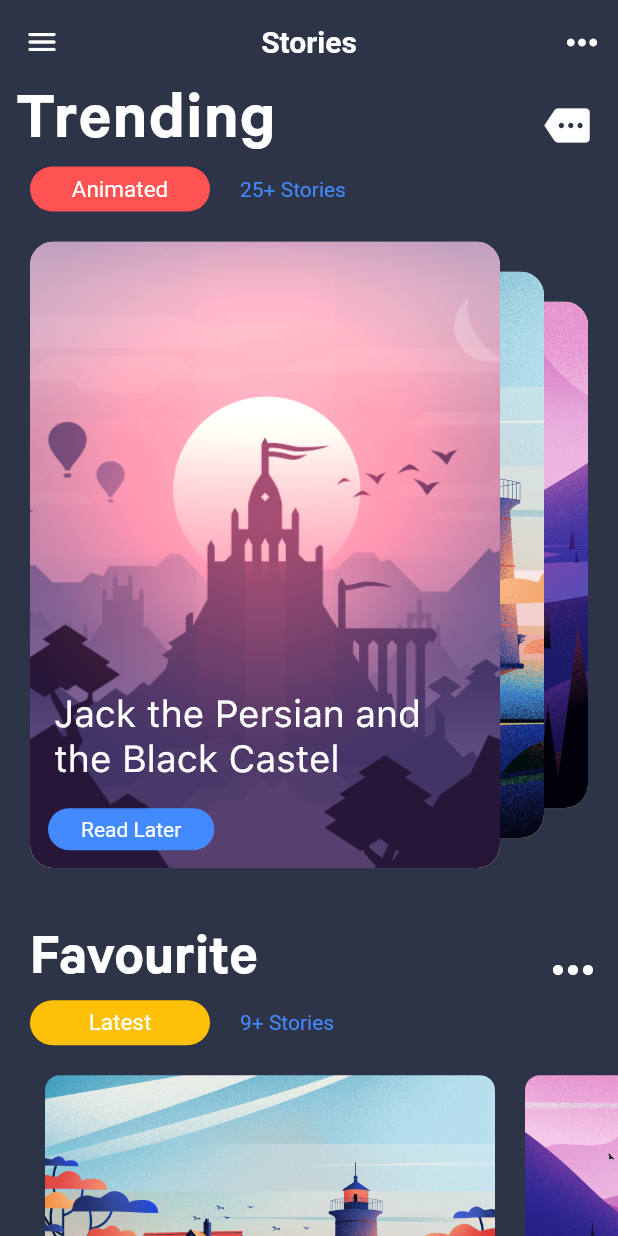
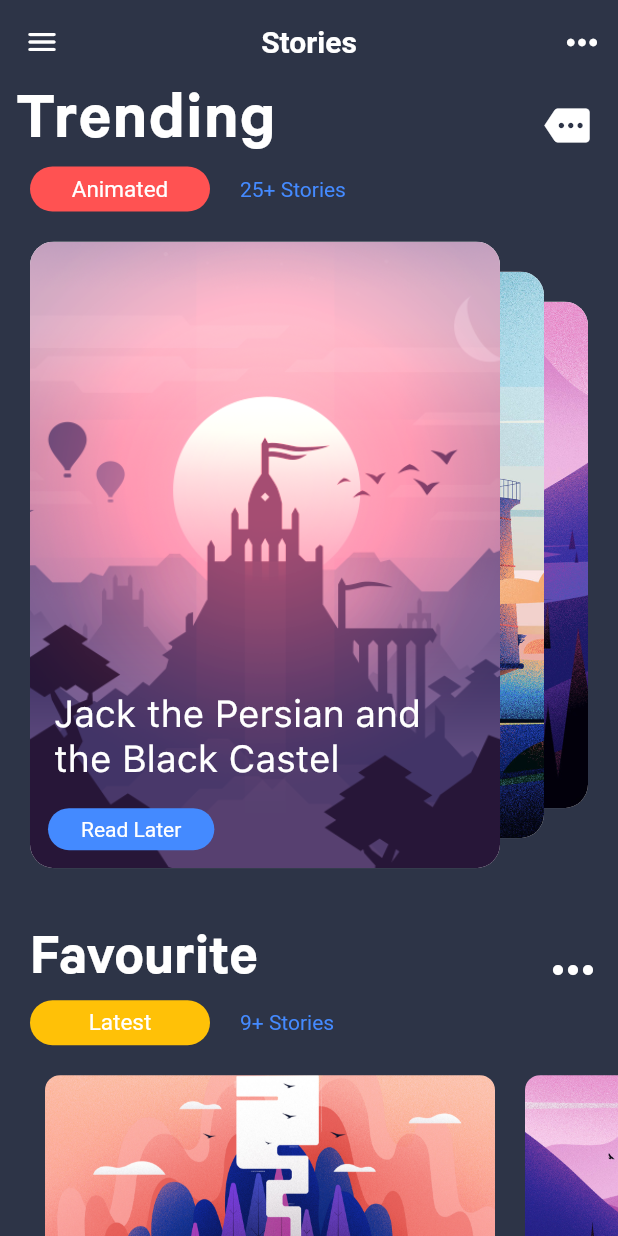
Before and after one commit to John-Rocha/stories_app, a Flutter app: the screen it shows after launch, on a phone screen of 412 x 824 dp. Run offline on Flutter 3.47's test engine with Material 2 defaults, Android fonts, the phone set to English and light mode, and no system bars.

```diff
--- a/lib/detail_screen.dart
+++ b/lib/detail_screen.dart
@@ -1,4 +1,5 @@
 import 'package:flutter/material.dart';
+import 'package:stories_app/story.dart';
 
 class DetailScreen extends StatelessWidget {
   const DetailScreen({Key? key}) : super(key: key);
@@ -7,10 +8,11 @@ class DetailScreen extends StatelessWidget {
 
   @override
   Widget build(BuildContext context) {
+    final args = ModalRoute.of(context)!.settings.arguments as Story;
     return Scaffold(
       backgroundColor: Theme.of(context).colorScheme.primary,
       appBar: AppBar(
-        title: const Text(''),
+        title: Text(args.title),
       ),
       body: Container(),
     );
--- a/lib/home_page.dart
+++ b/lib/home_page.dart
@@ -1,9 +1,10 @@
+// ignore_for_file: library_private_types_in_public_api
+
 import 'dart:math';
 
 import 'package:flutter/material.dart';
+import 'package:stories_app/detail_screen.dart';
 import 'package:stories_app/story_data.dart';
-
-import 'detail_screen.dart';
 
 var cardAspectRatio = 12.0 / 16.0;
 var widgetAspectRatio = cardAspectRatio * 1.2;
@@ -167,8 +168,11 @@ class _HomePageState extends State<HomePage> {
                           fontFamily: "Calibre-Semibold"),
                     ),
                     IconButton(
-                      icon: const Icon(Icons.more_horiz_outlined,
-                          size: 40, color: Colors.white),
+                      icon: const Icon(
+                        Icons.more_horiz_outlined,
+                        size: 40,
+                        color: Colors.white,
+                      ),
                       onPressed: () {},
                     ),
                   ],
@@ -212,26 +216,22 @@ class _HomePageState extends State<HomePage> {
                 child: SingleChildScrollView(
                   scrollDirection: Axis.horizontal,
                   child: Row(
-                    children: [
-                      GestureDetector(
+                    children: StoryData.stories
+                        .map(
+                          (e) => GestureDetector(
                             onTap: () {
-                          Navigator.of(context)
-                              .pushNamed(DetailScreen.routeName);
+                              Navigator.of(context).pushNamed(
+                                DetailScreen.routeName,
+                                arguments: e,
+                              );
                             },
-                        child: const _Favourites(
-                          title: "The Dreaming Moon",
-                          imageUrl: "assets/images/image_02.jpg",
+                            child: _Favourites(
+                              title: e.title,
+                              imageUrl: e.image,
                             ),
                           ),
-                      const _Favourites(
-                        title: "Fallen In Love",
-                        imageUrl: "assets/images/image_03.jpg",
-                      ),
-                      const _Favourites(
-                        title: "Hounted Ground",
-                        imageUrl: "assets/images/image_04.jpg",
-                      ),
-                    ],
+                        )
+                        .toList(),
                   ),
                 ),
               ),
@@ -278,6 +278,7 @@ class _Favourites extends StatelessWidget {
                 bottom: 15,
                 child: Text(
                   title,
+                  overflow: TextOverflow.ellipsis,
                   style: const TextStyle(
                     fontSize: 20,
                     color: Colors.white,
@@ -349,8 +350,10 @@ class _CardScrollWidget extends StatelessWidget {
                     BoxShadow(
                       color: Colors.black12,
                       offset: Offset(3.0, 6.0),
-                          blurRadius: 10.0)
-                    ]),
+                      blurRadius: 10.0,
+                    )
+                  ],
+                ),
                 child: AspectRatio(
                   aspectRatio: cardAspectRatio,
                   child: Stack(
@@ -365,27 +368,35 @@ class _CardScrollWidget extends StatelessWidget {
                           children: <Widget>[
                             Padding(
                               padding: const EdgeInsets.symmetric(
-                                  horizontal: 16.0, vertical: 8.0),
-                              child: Text(titles[i],
+                                horizontal: 16.0,
+                                vertical: 8.0,
+                              ),
+                              child: Text(
+                                titles[i],
                                 style: const TextStyle(
                                   color: Colors.white,
                                   fontSize: 25.0,
-                                      fontFamily: "SF-Pro-Text-Regular")),
+                                  fontFamily: "SF-Pro-Text-Regular",
                                 ),
-                            const SizedBox(
-                              height: 10.0,
                               ),
+                            ),
+                            const SizedBox(height: 10.0),
                             Padding(
                               padding: const EdgeInsets.only(
                                   left: 12.0, bottom: 12.0),
                               child: Container(
                                 padding: const EdgeInsets.symmetric(
-                                    horizontal: 22.0, vertical: 6.0),
+                                  horizontal: 22.0,
+                                  vertical: 6.0,
+                                ),
                                 decoration: BoxDecoration(
                                   color: Colors.blueAccent,
-                                    borderRadius: BorderRadius.circular(20.0)),
-                                child: const Text("Read Later",
-                                    style: TextStyle(color: Colors.white)),
+                                  borderRadius: BorderRadius.circular(20.0),
+                                ),
+                                child: const Text(
+                                  "Read Later",
+                                  style: TextStyle(color: Colors.white),
+                                ),
                               ),
                             )
                           ],
```
Lines whose indentation alone changed are shown as unchanged.
